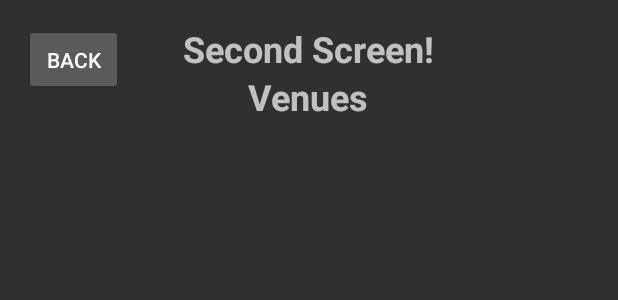
After one commit to L4Z4IX/ARnavUserApp, an Android app: the layout activity_main2.xml on its own in the app's theme, with its tools: preview values and no code run, on a phone screen of 412 x 824 dp. The commit adds this screen. Shown: the top 300 px of the screen. Run offline under Robolectric (Android 15) with nearby library versions, the phone set to English and light mode, and no system bars.

Commit message:
Main GUI elements

```diff
--- /dev/null
+++ b/app/src/main/res/layout/activity_main2.xml
@@ -0,0 +1,59 @@
+<?xml version="1.0" encoding="utf-8"?>
+<androidx.constraintlayout.widget.ConstraintLayout xmlns:android="http://schemas.android.com/apk/res/android"
+    xmlns:tools="http://schemas.android.com/tools"
+    android:layout_width="match_parent"
+    android:layout_height="match_parent"
+    xmlns:app="http://schemas.android.com/apk/res-auto">
+
+    <!-- Back Button at Top Left -->
+
+    <!-- Text at the Top Center -->
+    <Button
+        android:id="@+id/backButton"
+        android:layout_width="66dp"
+        android:layout_height="47dp"
+        android:layout_margin="16dp"
+        android:layout_marginStart="4dp"
+        android:layout_marginTop="16dp"
+        android:text="Back"
+        app:layout_constraintStart_toStartOf="parent"
+        app:layout_constraintTop_toTopOf="parent" />
+
+    <TextView
+        android:id="@+id/textView"
+        android:layout_width="234dp"
+        android:layout_height="33dp"
+        android:layout_marginTop="16dp"
+        android:gravity="center"
+        android:textSize="24sp"
+        android:textStyle="bold"
+        app:layout_constraintEnd_toEndOf="parent"
+        app:layout_constraintHorizontal_bias="0.497"
+        app:layout_constraintStart_toStartOf="parent"
+        app:layout_constraintTop_toTopOf="parent"
+        tools:text="Second Screen!" />
+
+    <TextView
+        android:id="@+id/textView2"
+        android:layout_width="234dp"
+        android:layout_height="33dp"
+        android:layout_marginTop="48dp"
+        android:gravity="center"
+        android:text="Venues"
+        android:textSize="24sp"
+        android:textStyle="bold"
+        app:layout_constraintEnd_toEndOf="parent"
+        app:layout_constraintHorizontal_bias="0.497"
+        app:layout_constraintStart_toStartOf="parent"
+        app:layout_constraintTop_toTopOf="parent" />
+
+    <ListView
+        android:id="@+id/venueList"
+        android:layout_width="match_parent"
+        android:layout_height="match_parent"
+        android:layout_marginTop="100dp"
+        tools:layout_editor_absoluteY="84dp">
+
+    </ListView>
+
+</androidx.constraintlayout.widget.ConstraintLayout>
--- a/app/src/main/res/values/styles.xml
+++ b/app/src/main/res/values/styles.xml
@@ -27,9 +27,6 @@
     -->
   </style>
 
-  <!-- Application theme. -->
-  <style name="AppTheme" parent="AppBaseTheme">
-    <!-- All customizations that are NOT specific to a particular API-level can go here. -->
-  </style>
+
 
 </resources>
```
Also changed, not shown: app/build.gradle (+7 -0 lines), app/src/main/AndroidManifest.xml (+36 -34 lines), app/src/main/java/com/google/ar/core/examples/java/helloar/MainActivity.java (added, +59 -0 lines), app/src/main/java/com/google/ar/core/examples/java/helloar/MainActivity2.java (added, +52 -0 lines), app/src/main/res/layout/activity_main.xml (+47 -37 lines), app/src/main/res/values/strings.xml (+58 -17 lines), gradle/libs.versions.toml (+14 -1 lines).
